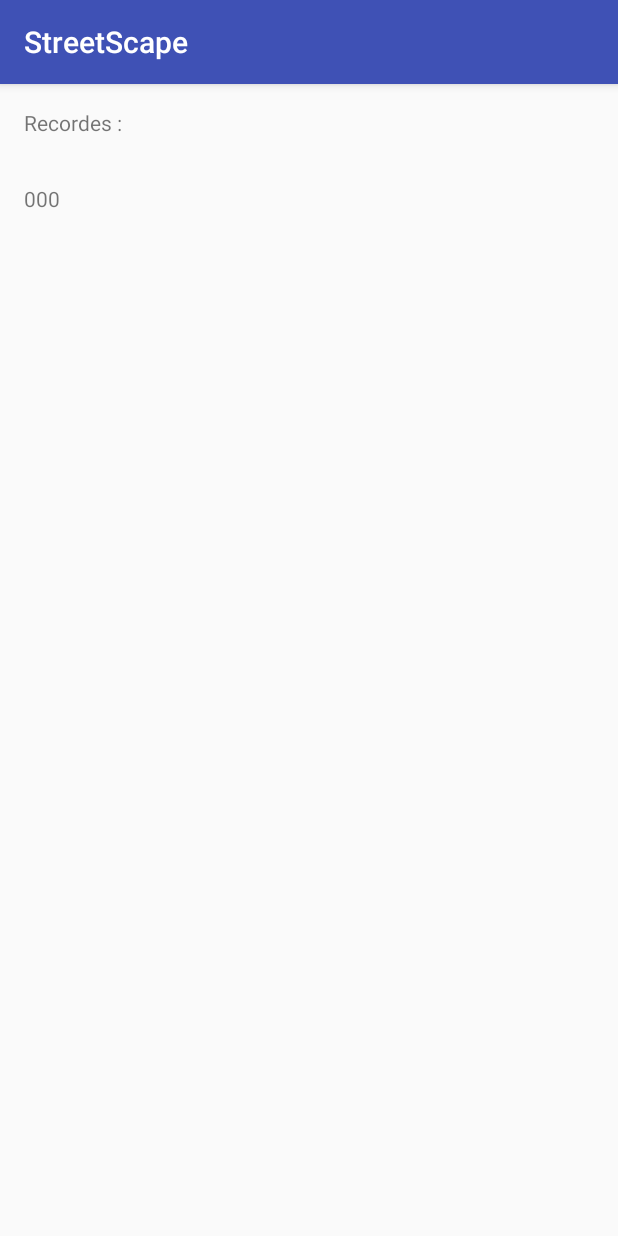
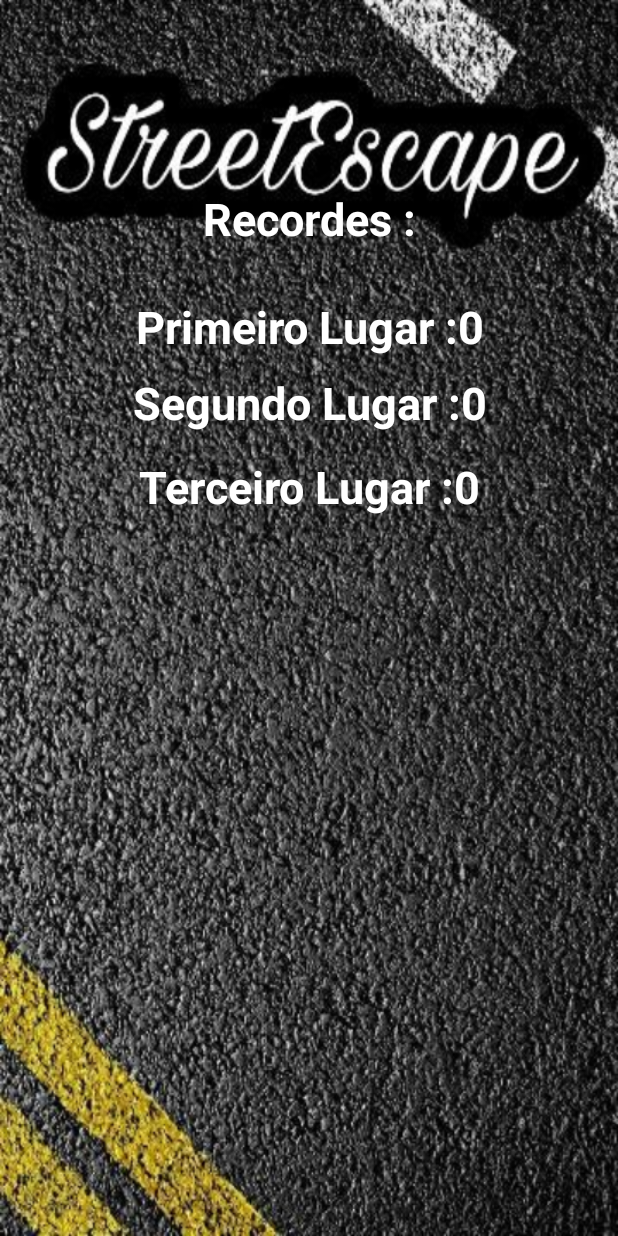
Before and after one commit to xtrylanx/StreetScape, an Android app: the RecordsActivity screen opened directly, with no data from a screen before it, on a phone screen of 412 x 824 dp. Run offline under Robolectric (Android 15) with nearby library versions, the phone set to English and light mode, and no system bars; our stand-ins replace AdMob.

Commit message:
*Alterado RecordActivity com imagem background e textview personalizadas*

```diff
--- a/app/src/main/java/alex/flappycenas/RecordsActivity.java
+++ b/app/src/main/java/alex/flappycenas/RecordsActivity.java
@@ -3,6 +3,7 @@ package alex.flappycenas;
 import android.content.Context;
 import android.content.SharedPreferences;
 import android.preference.PreferenceManager;
+import android.support.v7.app.ActionBar;
 import android.support.v7.app.AppCompatActivity;
 import android.os.Bundle;
 import android.widget.ListView;
@@ -24,7 +25,9 @@ import java.util.ArrayList;
 import java.util.List;
 
 public class RecordsActivity extends AppCompatActivity {
-    private TextView recordes;
+    private TextView primeiro;
+    private TextView segundo;
+    private TextView terceiro;
     private String jogador;
     private String pontuacao;
 
@@ -34,11 +37,17 @@ public class RecordsActivity extends AppCompatActivity {
     protected void onCreate(Bundle savedInstanceState) {
         super.onCreate(savedInstanceState);
         setContentView(R.layout.activity_records);
-        recordes = (TextView) findViewById(R.id.textViewPontuacao);
-        for(int i: MenuActivity.scores) {
-            recordes.append(String.valueOf(i));
-        }
+        primeiro = (TextView) findViewById(R.id.textViewPrimeiro);
+        segundo = (TextView) findViewById(R.id.textViewSegundo);
+        terceiro = (TextView) findViewById(R.id.textViewTerceiro);
+        Integer[] scores = MenuActivity.scores;
+        primeiro.setText("Primeiro Lugar :" + String.valueOf(scores[0]));
+        segundo.setText("Segundo Lugar :" + String.valueOf(scores[1]));
+        terceiro.setText("Terceiro Lugar :" + String.valueOf(scores[2]));
         interstitial = new InterstitialAd(RecordsActivity.this);
+
+        ActionBar ab = getSupportActionBar();
+        ab.hide();
 
 
         interstitial= new InterstitialAd(getApplicationContext());
--- a/app/src/main/res/layout/activity_menu.xml
+++ b/app/src/main/res/layout/activity_menu.xml
@@ -40,11 +40,11 @@
             android:id="@+id/btnPlay"
             android:onClick="play"
 
+            android:textColor="@android:color/background_light"
             android:textStyle="bold"
+            android:textSize="30sp"
             android:background="@android:color/transparent"
-            android:textSize="30sp"
 
-            android:textColor="@android:color/background_light"
             android:layout_above="@+id/btnRecords"
             android:layout_alignLeft="@+id/btnRecords"
             android:layout_alignStart="@+id/btnRecords" />
--- a/app/src/main/res/layout/activity_records.xml
+++ b/app/src/main/res/layout/activity_records.xml
@@ -2,13 +2,23 @@
 <RelativeLayout xmlns:android="http://schemas.android.com/apk/res/android"
     xmlns:tools="http://schemas.android.com/tools"
     android:id="@+id/activity_records"
+    android:layout_width="fill_parent"
+    android:layout_height="fill_parent"
+    android:background="@drawable/background_menu"
+    tools:context="alex.flappycenas.RecordsActivity">
+
+    <LinearLayout
+        android:orientation="vertical"
         android:layout_width="match_parent"
-    android:layout_height="match_parent"
-    android:paddingBottom="@dimen/activity_vertical_margin"
-    android:paddingLeft="@dimen/activity_horizontal_margin"
-    android:paddingRight="@dimen/activity_horizontal_margin"
-    android:paddingTop="@dimen/activity_vertical_margin"
-    tools:context="alex.flappycenas.RecordsActivity">
+        android:layout_height="wrap_content"></LinearLayout>
+
+    <LinearLayout
+        android:orientation="vertical"
+        android:layout_width="match_parent"
+        android:layout_height="wrap_content"
+        android:layout_centerHorizontal="true"
+        android:layout_marginTop="125dp"
+        android:id="@+id/LinearScores">
 
         <TextView
             android:text="Recordes :"
@@ -19,15 +29,50 @@
             android:layout_alignParentLeft="true"
             android:layout_alignParentStart="true"
             android:layout_alignParentRight="true"
+            android:textAlignment="center"
+            android:textColor="@android:color/background_light"
+            android:textStyle="bold"
+            android:textSize="30sp"
             android:layout_alignParentEnd="true" />
 
         <TextView
-        android:layout_width="wrap_content"
+            android:layout_width="match_parent"
             android:layout_height="wrap_content"
-        android:id="@+id/textViewPontuacao"
+            android:id="@+id/textViewPrimeiro"
             android:layout_below="@+id/textView"
             android:layout_alignParentLeft="true"
             android:layout_alignParentStart="true"
+            android:textAlignment="center"
+            android:textColor="@android:color/background_light"
+            android:textStyle="bold"
+            android:textSize="30sp"
             android:layout_marginTop="31dp" />
 
+        <TextView
+            android:layout_width="match_parent"
+            android:layout_height="wrap_content"
+            android:layout_below="@+id/textViewPrimeiro"
+            android:layout_toRightOf="@+id/textViewPrimeiro"
+            android:layout_toEndOf="@+id/textViewPrimeiro"
+            android:textAlignment="center"
+            android:layout_marginTop="10dp"
+            android:textColor="@android:color/background_light"
+            android:textStyle="bold"
+            android:textSize="30sp"
+            android:id="@+id/textViewSegundo" />
+
+        <TextView
+            android:layout_width="match_parent"
+            android:layout_height="wrap_content"
+            android:layout_below="@+id/textViewSegundo"
+            android:layout_alignRight="@+id/textViewSegundo"
+            android:layout_alignEnd="@+id/textViewSegundo"
+            android:textAlignment="center"
+            android:layout_marginTop="15dp"
+            android:textColor="@android:color/background_light"
+            android:textStyle="bold"
+            android:textSize="30sp"
+            android:id="@+id/textViewTerceiro" />
+    </LinearLayout>
+
 </RelativeLayout>
```
Lines whose indentation alone changed are shown as unchanged.
